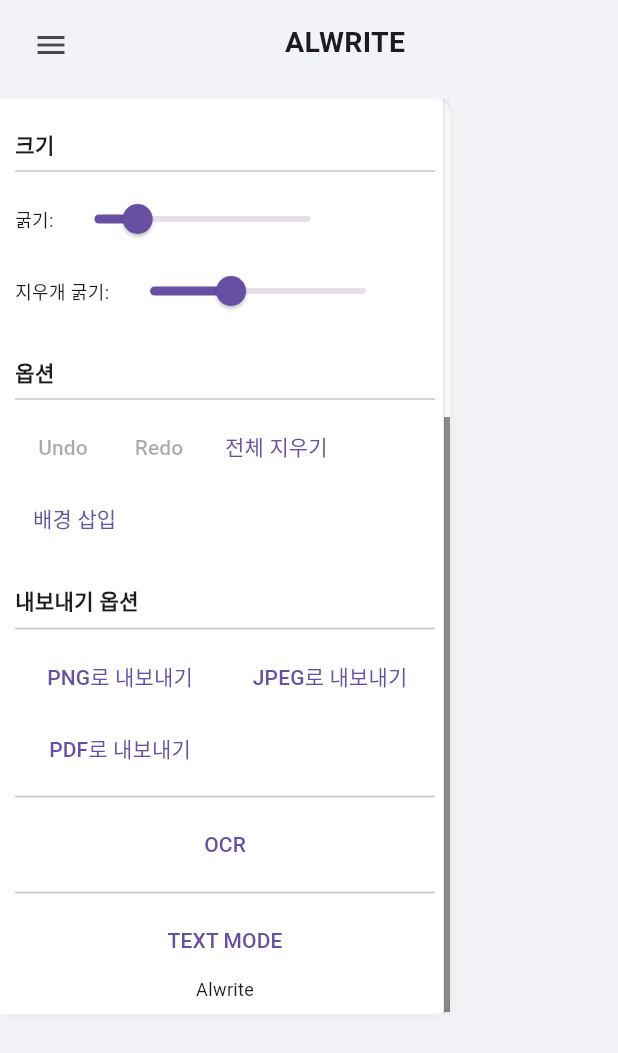
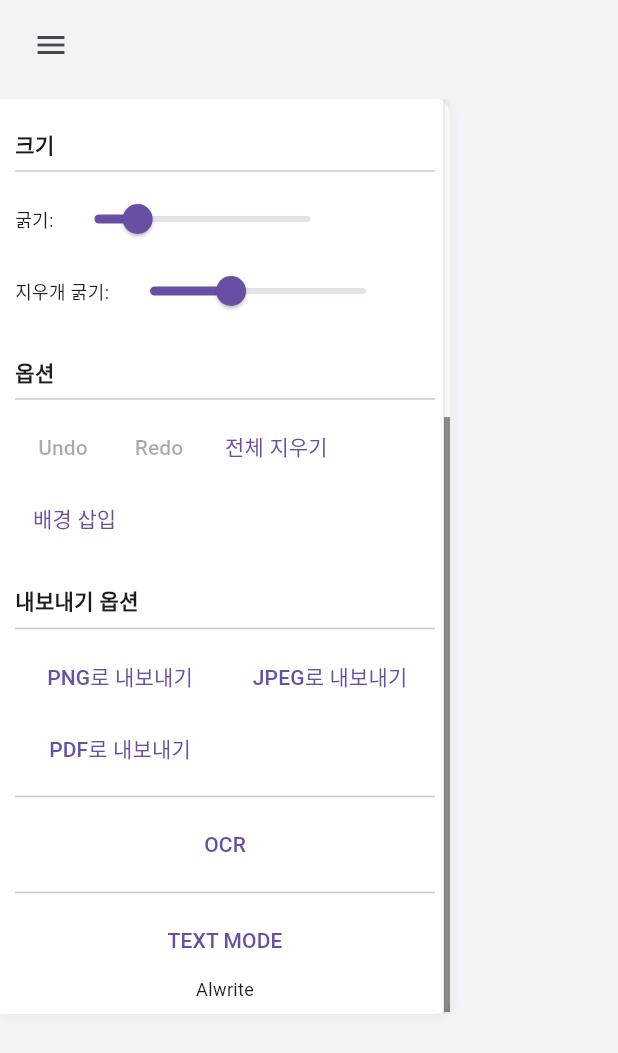
Before and after one commit to TUK-CE-capstone-2024-alwrite/front, a Flutter app: the DrawingPage screen opened directly with empty values, scrolled down 326 dp, after a tap on "OCR", on a phone screen of 412 x 824 dp. Shown: the top 1053 px of the screen. Run offline on Flutter 3.47's test engine with Material 3 defaults, Android fonts, the phone set to English and light mode, and no system bars; our stand-ins replace file_picker, flutter_colorpicker, flutter_hooks, flutter_svg, font_awesome_flutter, get and 3 more; missing offline and left inert: universal_html; accounts and stored records are empty.

Commit message:
캔버스 제목으로 되게 수정

```diff
--- a/lib/View/DrawingCanvas/Widget/sideBar.dart
+++ b/lib/View/DrawingCanvas/Widget/sideBar.dart
@@ -365,7 +365,7 @@ class CanvasSideBar extends HookWidget {
                     Uint8List.fromList(img.encodeJpg(croppedImage));
                 String getOcrText = await uploadImageToServer(croppedBytes);
                 print(getOcrText);
-                saveImageUrl(getOcrText);
+                saveImageUrl(getOcrText); // prefer 에 저장하는 부분
               },
             ),
             const Divider(),
--- a/lib/View/drawingPage.dart
+++ b/lib/View/drawingPage.dart
@@ -134,7 +134,9 @@ class DrawingPage extends HookWidget {
               ),
             ),
           ),
-          _CustomAppBar(animationController: animationController),
+          _CustomAppBar(
+              animationController: animationController,
+              title: title), // 제목을 인자로 전달
         ],
       ),
     );
@@ -143,8 +145,10 @@ class DrawingPage extends HookWidget {
 
 class _CustomAppBar extends StatelessWidget {
   final AnimationController animationController;
+  final String title; // 캔버스 제목을 위한 변수 추가
 
-  const _CustomAppBar({Key? key, required this.animationController})
+  _CustomAppBar(
+      {Key? key, required this.animationController, required this.title})
       : super(key: key);
 
   @override
@@ -167,11 +171,11 @@ class _CustomAppBar extends StatelessWidget {
               },
               icon: const Icon(Icons.menu),
             ),
-            const Text(
-              'ALWRITE',
+            Text(
+              title,
               style: TextStyle(
-                fontWeight: FontWeight.bold,
-                fontSize: 19,
+                fontWeight: FontWeight.w600,
+                fontSize: 25,
               ),
             ),
             const SizedBox.shrink(),
```
